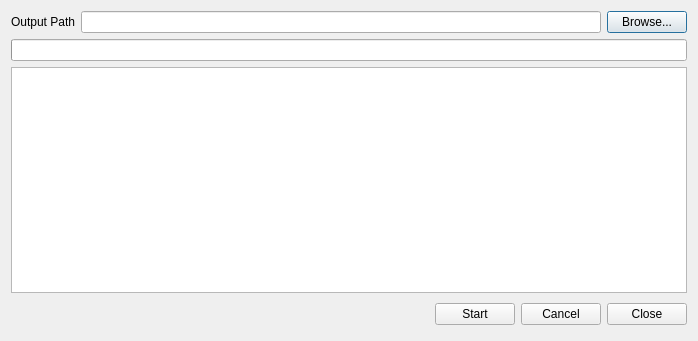
This is src/usbdump.ui in devinacker/BSFlashManager as Qt 5 draws it before an edit. The edited form follows.
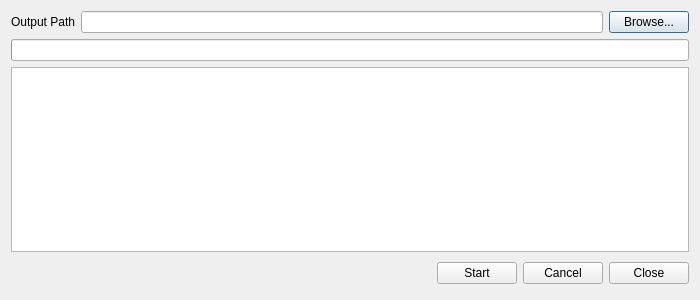
This is the edited form.

Commit message: fix progress bar text display, tweak window dimensions

```diff
--- a/src/usbdump.ui
+++ b/src/usbdump.ui
@@ -6,8 +6,8 @@
    <rect>
     <x>0</x>
     <y>0</y>
-    <width>698</width>
-    <height>341</height>
+    <width>700</width>
+    <height>300</height>
    </rect>
   </property>
   <property name="windowTitle">
```
The commit also changes 2 other files.
